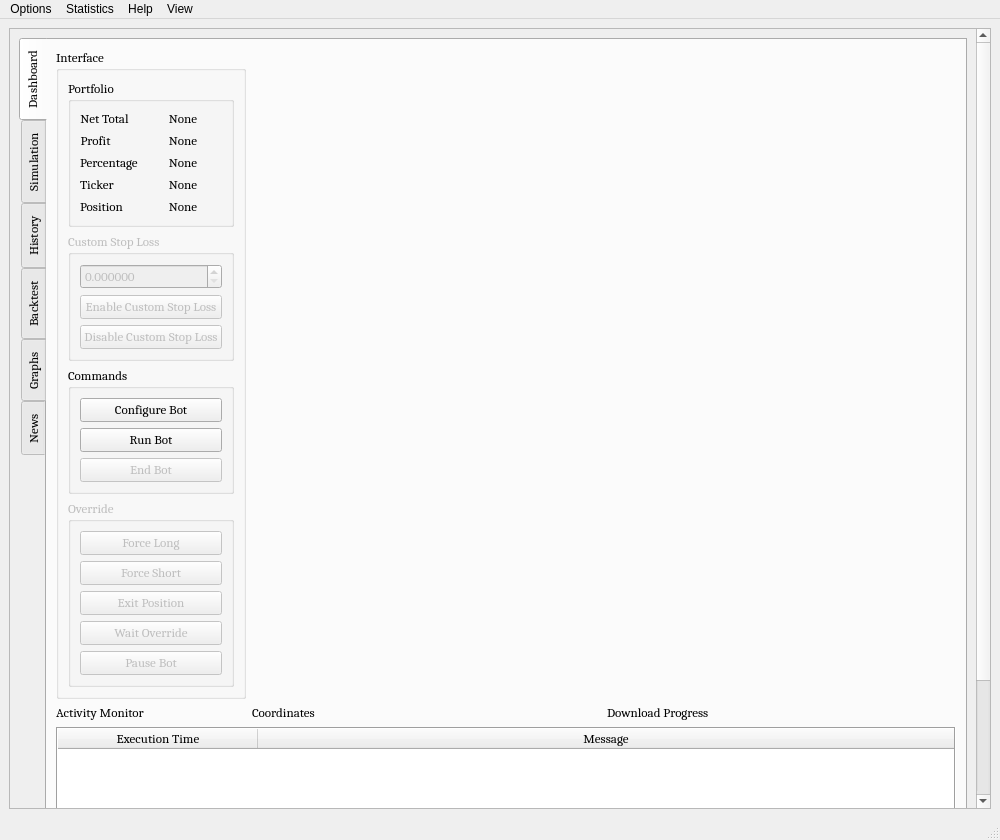
This is UI/algobot.ui in ZENALC/algobot as Qt 5 draws it before an edit. The edited form follows.
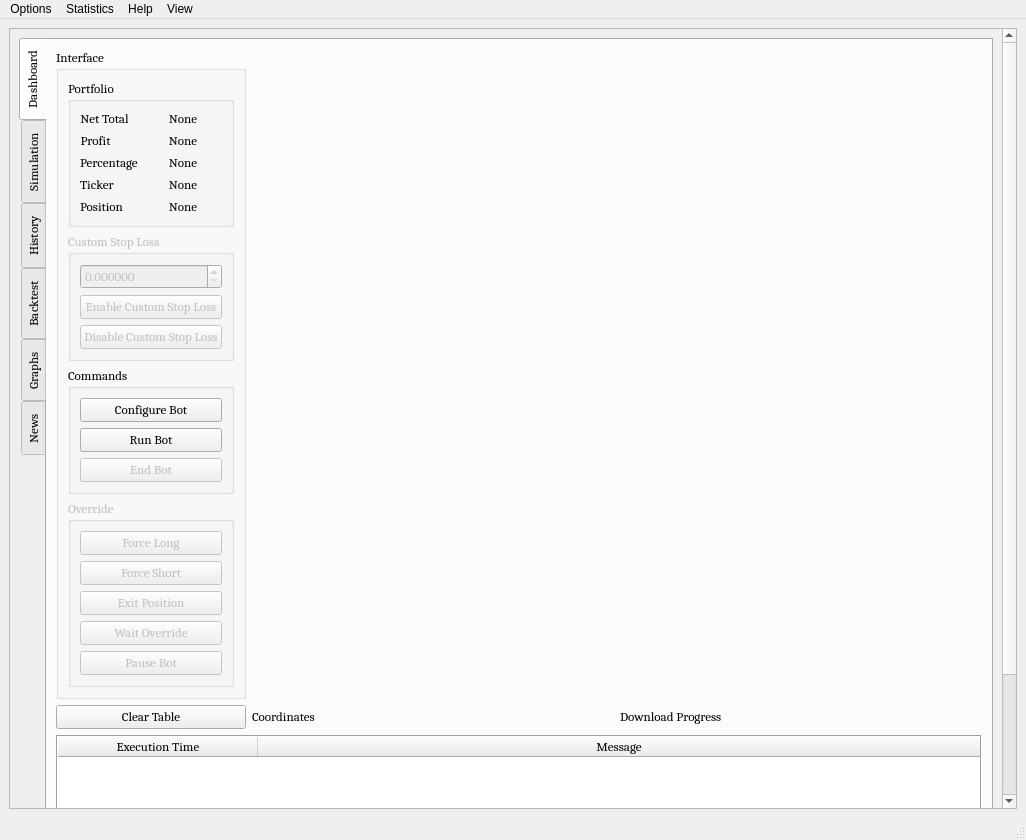
This is the edited form. The open tabs and pages were chosen to show the change. Icons and pictures are not drawn. Custom widgets are drawn as their Qt base class.

Commit message: logic update and added a clear button to clear history tables

```diff
--- a/UI/algobot.ui
+++ b/UI/algobot.ui
@@ -6,7 +6,7 @@
    <rect>
     <x>0</x>
     <y>0</y>
-    <width>1000</width>
+    <width>1026</width>
     <height>840</height>
    </rect>
   </property>
@@ -45,9 +45,9 @@
        <property name="geometry">
         <rect>
          <x>0</x>
-         <y>0</y>
-         <width>963</width>
-         <height>860</height>
+         <y>-89</y>
+         <width>989</width>
+         <height>868</height>
         </rect>
        </property>
        <layout class="QVBoxLayout" name="verticalLayout_11">
@@ -449,20 +449,7 @@
               </layout>
              </widget>
             </item>
-            <item row="1" column="0">
-             <widget class="QLabel" name="activityMonitorLabel">
-              <property name="sizePolicy">
-               <sizepolicy hsizetype="Preferred" vsizetype="Fixed">
-                <horstretch>0</horstretch>
-                <verstretch>0</verstretch>
-               </sizepolicy>
-              </property>
-              <property name="text">
-               <string>Activity Monitor</string>
-              </property>
-             </widget>
-            </item>
-            <item row="2" column="0" colspan="3">
+            <item row="3" column="0" colspan="3">
              <widget class="QTableWidget" name="activityMonitor">
               <property name="sizePolicy">
                <sizepolicy hsizetype="Preferred" vsizetype="Expanding">
@@ -554,6 +541,19 @@
               </property>
              </widget>
             </item>
+            <item row="1" column="0">
+             <widget class="QPushButton" name="clearTableButton">
+              <property name="sizePolicy">
+               <sizepolicy hsizetype="Preferred" vsizetype="Fixed">
+                <horstretch>0</horstretch>
+                <verstretch>0</verstretch>
+               </sizepolicy>
+              </property>
+              <property name="text">
+               <string>Clear Table</string>
+              </property>
+             </widget>
+            </item>
            </layout>
           </widget>
           <widget class="QWidget" name="simulationTab">
@@ -1897,7 +1897,7 @@
     <rect>
      <x>0</x>
      <y>0</y>
-     <width>1000</width>
+     <width>1026</width>
      <height>21</height>
     </rect>
    </property>
```
Left out of the diff: 72 changed lines with no effect on the pictures. The commit also changes 3 other files.
